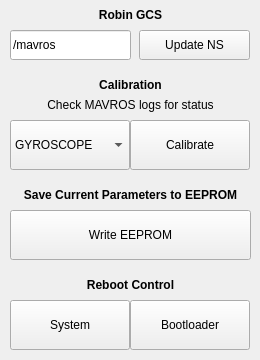
The window that resource/RobinGCS.ui (qutas/rqt_robin_gcs) describes before a commit, drawn with Qt 5.
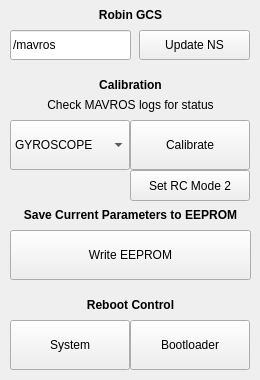
The same window after the commit.

Commit message: RC Mode set shortcut

What changed in the file:
```diff
--- a/resource/RobinGCS.ui
+++ b/resource/RobinGCS.ui
@@ -7,7 +7,7 @@
     <x>0</x>
     <y>0</y>
     <width>260</width>
-    <height>360</height>
+    <height>380</height>
    </rect>
   </property>
   <property name="sizePolicy">
@@ -130,7 +130,7 @@
    <property name="geometry">
     <rect>
      <x>10</x>
-     <y>180</y>
+     <y>200</y>
      <width>241</width>
      <height>30</height>
     </rect>
@@ -155,7 +155,7 @@
    <property name="geometry">
     <rect>
      <x>10</x>
-     <y>210</y>
+     <y>230</y>
      <width>241</width>
      <height>50</height>
     </rect>
@@ -168,7 +168,7 @@
    <property name="geometry">
     <rect>
      <x>10</x>
-     <y>270</y>
+     <y>290</y>
      <width>241</width>
      <height>30</height>
     </rect>
@@ -193,7 +193,7 @@
    <property name="geometry">
     <rect>
      <x>130</x>
-     <y>300</y>
+     <y>320</y>
      <width>120</width>
      <height>50</height>
     </rect>
@@ -209,7 +209,7 @@
    <property name="geometry">
     <rect>
      <x>10</x>
-     <y>300</y>
+     <y>320</y>
      <width>120</width>
      <height>50</height>
     </rect>
@@ -289,6 +289,22 @@
     </property>
    </item>
   </widget>
+  <widget class="QPushButton" name="button_rc_mode_2">
+   <property name="enabled">
+    <bool>true</bool>
+   </property>
+   <property name="geometry">
+    <rect>
+     <x>130</x>
+     <y>170</y>
+     <width>120</width>
+     <height>31</height>
+    </rect>
+   </property>
+   <property name="text">
+    <string>Set RC Mode 2</string>
+   </property>
+  </widget>
  </widget>
  <resources/>
  <connections/>
```
The commit also changes 1 other file.
